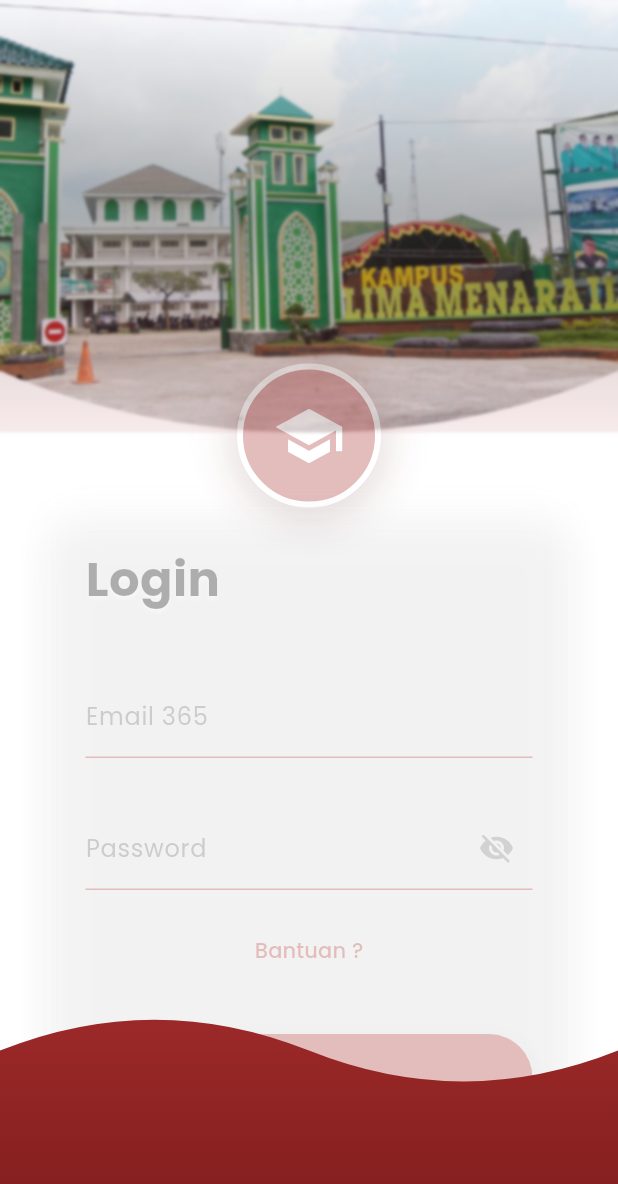
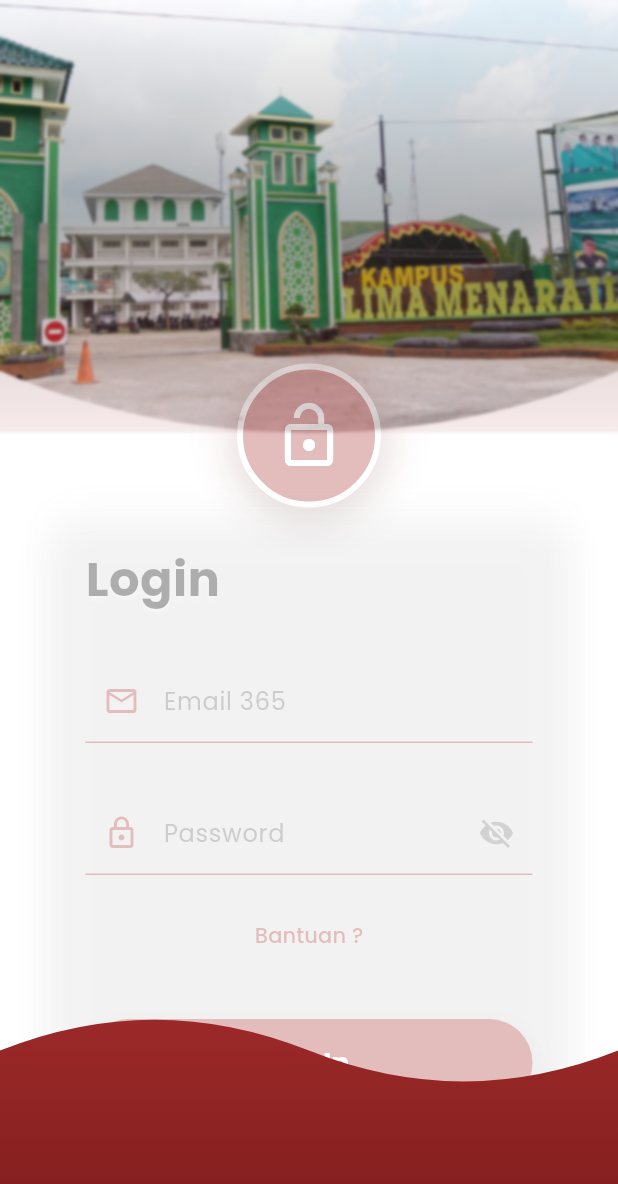
Before and after one commit to muzammilbinmarsuhen/Project-Uas-Celoe_Community, a Flutter app: the screen it shows after launch, on a phone screen of 412 x 824 dp. Shown: the top 1184 px of the screen. Run offline on Flutter 3.47's test engine with Material 3 defaults, Android fonts, the phone set to English and light mode, and no system bars; our stand-ins replace google_fonts, video_player.

Commit message:
penyempurnaan fitur splash dan login harus daftar dulu 1

```diff
--- a/lib/features/auth/login_page.dart
+++ b/lib/features/auth/login_page.dart
@@ -1,6 +1,7 @@
 import 'dart:ui';
 import 'package:flutter/material.dart';
 import 'package:google_fonts/google_fonts.dart';
+import '../../app/routes.dart';
 
 class EllipticalClipper extends CustomClipper<Path> {
   @override
@@ -64,9 +65,18 @@ class LoginPage extends StatefulWidget {
 }
 
 class _LoginPageState extends State<LoginPage> with SingleTickerProviderStateMixin {
+  // Controllers
   final _emailController = TextEditingController();
   final _passwordController = TextEditingController();
+  final _usernameController = TextEditingController(); // New Username Controller
+
+  // State
   bool _obscurePassword = true;
+  bool _isLogin = true; // Toggle state
+
+  // Logic (Mock Database)
+  final Map<String, Map<String, String>> _users = {}; // email -> {username, password}
+
   List<Offset> _points = [];
   late AnimationController _animationController;
   late Animation<double> _fadeAnimation;
@@ -108,11 +118,88 @@ class _LoginPageState extends State<LoginPage> with SingleTickerProviderStateMix
   @override
   void dispose() {
     _animationController.dispose();
+    _usernameController.dispose();
+    _emailController.dispose();
+    _passwordController.dispose();
     super.dispose();
   }
 
-  void _login() {
-    // UI only, no logic
+  void _showMessage(String message, {bool isError = false}) {
+    ScaffoldMessenger.of(context).showSnackBar(
+      SnackBar(
+        content: Text(message),
+        backgroundColor: isError ? Colors.red : Colors.green,
+        behavior: SnackBarBehavior.floating,
+      ),
+    );
+  }
+
+  void _handleAuth() {
+    final email = _emailController.text.trim();
+    final password = _passwordController.text.trim();
+    final username = _usernameController.text.trim();
+
+    if (email.isEmpty || password.isEmpty) {
+      _showMessage('Email dan Password wajib diisi', isError: true);
+      return;
+    }
+
+    if (!_isLogin) {
+      // REGISTER LOGIC
+      if (username.isEmpty) {
+        _showMessage('Username wajib diisi', isError: true);
+        return;
+      }
+      if (_users.containsKey(email)) {
+        _showMessage('Email sudah terdaftar. Silakan login.', isError: true);
+        setState(() => _isLogin = true); // Switch to login
+        return;
+      }
+
+      // Save user
+      _users[email] = {
+        'username': username,
+        'password': password,
+      };
+
+      _showMessage('Registrasi berhasil! Silakan login.');
+      setState(() {
+        _isLogin = true;
+        _passwordController.clear(); // Clear password for security
+      });
+    } else {
+      // LOGIN LOGIC
+      if (!_users.containsKey(email)) {
+        _showMessage('Akun tidak ditemukan. Silakan daftar terlebih dahulu.', isError: true);
+        return;
+      }
+
+      if (_users[email]!['password'] != password) {
+        _showMessage('Password salah!', isError: true);
+        return;
+      }
+
+      // Success
+      _showMessage('Login Berhasil! Selamat datang ${_users[email]!['username']}');
+      Navigator.pushReplacementNamed(context, AppRoutes.home);
+    }
+  }
+
+  void _toggleMode() {
+    setState(() {
+      _isLogin = !_isLogin;
+      _fadeAnimation = Tween<double>(begin: 0.0, end: 1.0).animate(
+        CurvedAnimation(
+          parent: _animationController,
+          curve: const Interval(0.0, 0.6, curve: Curves.easeOut),
+        ),
+      );
+      // Restart animation for effect
+      _animationController.reset();
+      _animationController.forward();
+      // Keep repeating for particles but forward for fade reset
+      _animationController.repeat(reverse: true);
+    });
   }
 
   @override
@@ -140,11 +227,15 @@ class _LoginPageState extends State<LoginPage> with SingleTickerProviderStateMix
                     children: [
                       ClipPath(
                         clipper: EllipticalClipper(),
+                        child: AnimatedSwitcher(
+                          duration: const Duration(milliseconds: 500),
                           child: Image.asset(
                             'assets/images/uim.jpg',
+                            key: ValueKey<bool>(_isLogin), // Potentially change image based on mode if needed
                             fit: BoxFit.cover,
                             width: double.infinity,
                             height: double.infinity,
+                          ),
                         ),
                       ),
                       Container(
@@ -199,8 +290,8 @@ class _LoginPageState extends State<LoginPage> with SingleTickerProviderStateMix
                                         ),
                                       ],
                                     ),
-                                    child: const Icon(
-                                      Icons.school,
+                                    child: Icon(
+                                      _isLogin ? Icons.lock_open : Icons.person_add,
                                       color: Colors.white,
                                       size: 48,
                                     ),
@@ -214,7 +305,7 @@ class _LoginPageState extends State<LoginPage> with SingleTickerProviderStateMix
                     ],
                   ),
                 ),
-                // Login Form with Glassmorphism
+                // Form with Glassmorphism
                 Padding(
                   padding: const EdgeInsets.symmetric(horizontal: 32.0),
                   child: AnimatedBuilder(
@@ -224,6 +315,9 @@ class _LoginPageState extends State<LoginPage> with SingleTickerProviderStateMix
                         opacity: _fadeAnimation.value,
                         child: Transform.translate(
                           offset: Offset(0, _slideAnimation.value),
+                          child: AnimatedSize(
+                            duration: const Duration(milliseconds: 300),
+                            curve: Curves.easeInOut,
                             child: Container(
                               padding: const EdgeInsets.all(24),
                               decoration: BoxDecoration(
@@ -247,7 +341,7 @@ class _LoginPageState extends State<LoginPage> with SingleTickerProviderStateMix
                                   crossAxisAlignment: CrossAxisAlignment.start,
                                   children: [
                                     Text(
-                                    'Login',
+                                      _isLogin ? 'Login' : 'Daftar Akun',
                                       style: GoogleFonts.poppins(
                                         fontSize: 32,
                                         fontWeight: FontWeight.bold,
@@ -261,7 +355,32 @@ class _LoginPageState extends State<LoginPage> with SingleTickerProviderStateMix
                                         ],
                                       ),
                                     ),
-                                  const SizedBox(height: 40),
+                                    const SizedBox(height: 30),
+
+                                    // Username Field (Only visible in Register mode)
+                                    if (!_isLogin)
+                                      Padding(
+                                        padding: const EdgeInsets.only(bottom: 32.0),
+                                        child: TextFormField(
+                                          controller: _usernameController,
+                                          cursorColor: const Color(0xFFA82E2E),
+                                          style: GoogleFonts.poppins(color: Colors.black),
+                                          decoration: InputDecoration(
+                                            labelText: 'Username',
+                                            labelStyle: GoogleFonts.poppins(color: Colors.grey[700]),
+                                            floatingLabelStyle: GoogleFonts.poppins(color: const Color(0xFFA82E2E)),
+                                            border: const UnderlineInputBorder(),
+                                            enabledBorder: const UnderlineInputBorder(
+                                              borderSide: BorderSide(color: Color(0xFFA82E2E)),
+                                            ),
+                                            focusedBorder: const UnderlineInputBorder(
+                                              borderSide: BorderSide(color: Color(0xFFA82E2E), width: 2),
+                                            ),
+                                            prefixIcon: const Icon(Icons.person_outline, color: Color(0xFFA82E2E)),
+                                          ),
+                                        ),
+                                      ),
+
                                     // Email Field
                                     TextFormField(
                                       controller: _emailController,
@@ -283,6 +402,7 @@ class _LoginPageState extends State<LoginPage> with SingleTickerProviderStateMix
                                         focusedBorder: const UnderlineInputBorder(
                                           borderSide: BorderSide(color: Color(0xFFA82E2E), width: 2),
                                         ),
+                                        prefixIcon: const Icon(Icons.email_outlined, color: Color(0xFFA82E2E)),
                                       ),
                                     ),
                                     const SizedBox(height: 32),
@@ -307,6 +427,7 @@ class _LoginPageState extends State<LoginPage> with SingleTickerProviderStateMix
                                         focusedBorder: const UnderlineInputBorder(
                                           borderSide: BorderSide(color: Color(0xFFA82E2E), width: 2),
                                         ),
+                                        prefixIcon: const Icon(Icons.lock_outline, color: Color(0xFFA82E2E)),
                                         suffixIcon: IconButton(
                                           icon: Icon(
                                             _obscurePassword ? Icons.visibility_off : Icons.visibility,
@@ -321,6 +442,8 @@ class _LoginPageState extends State<LoginPage> with SingleTickerProviderStateMix
                                       ),
                                     ),
                                     const SizedBox(height: 16),
+                                    // Forgot Password / Help
+                                    if (_isLogin)
                                       Align(
                                         alignment: Alignment.center,
                                         child: TextButton(
@@ -336,10 +459,11 @@ class _LoginPageState extends State<LoginPage> with SingleTickerProviderStateMix
                                         ),
                                       ),
                                     const SizedBox(height: 32),
+                                    // Action Button
                                     SizedBox(
                                       width: double.infinity,
                                       child: ElevatedButton(
-                                      onPressed: _login,
+                                        onPressed: _handleAuth,
                                         style: ElevatedButton.styleFrom(
                                           backgroundColor: const Color(0xFFA82E2E),
                                           foregroundColor: Colors.white,
@@ -351,7 +475,7 @@ class _LoginPageState extends State<LoginPage> with SingleTickerProviderStateMix
                                           shadowColor: const Color(0xFFA82E2E).withOpacity(0.4),
                                         ),
                                         child: Text(
-                                        'Log In',
+                                          _isLogin ? 'Log In' : 'Daftar Sekarang',
                                           style: GoogleFonts.poppins(
                                             fontSize: 18,
                                             fontWeight: FontWeight.bold,
@@ -360,14 +484,11 @@ class _LoginPageState extends State<LoginPage> with SingleTickerProviderStateMix
                                       ),
                                     ),
                                     const SizedBox(height: 16),
+                                    // Toggle Mode Button
                                     SizedBox(
                                       width: double.infinity,
                                       child: OutlinedButton(
-                                      onPressed: () {
-                                        ScaffoldMessenger.of(context).showSnackBar(
-                                          const SnackBar(content: Text('Fitur buat akun belum tersedia')),
-                                        );
-                                      },
+                                        onPressed: _toggleMode,
                                         style: OutlinedButton.styleFrom(
                                           side: const BorderSide(color: Color(0xFFA82E2E)),
                                           padding: const EdgeInsets.symmetric(vertical: 16),
@@ -376,9 +497,9 @@ class _LoginPageState extends State<LoginPage> with SingleTickerProviderStateMix
                                           ),
                                         ),
                                         child: Text(
-                                        'Buat Akun',
+                                          _isLogin ? 'Buat Akun Baru' : 'Sudah punya akun? Login',
                                           style: GoogleFonts.poppins(
-                                          fontSize: 18,
+                                            fontSize: 16,
                                             fontWeight: FontWeight.bold,
                                             color: const Color(0xFFA82E2E),
                                           ),
@@ -390,12 +511,13 @@ class _LoginPageState extends State<LoginPage> with SingleTickerProviderStateMix
                               ),
                             ),
                           ),
+                        ),
                       );
                     },
                   ),
                 ),
                 const SizedBox(height: 32),
-                // Enhanced Connect the Dots Animation
+                // Enhanced Connect the Dots Animation (kept for consistent aesthetic)
                 AnimatedBuilder(
                   animation: _fadeAnimation,
                   builder: (context, child) {
@@ -403,7 +525,7 @@ class _LoginPageState extends State<LoginPage> with SingleTickerProviderStateMix
                       opacity: _fadeAnimation.value,
                       child: Container(
                         margin: const EdgeInsets.symmetric(horizontal: 32),
-                        height: 200,
+                        height: 150, // Reduced height
                         width: double.infinity,
                         decoration: BoxDecoration(
                           borderRadius: BorderRadius.circular(20),
@@ -417,37 +539,14 @@ class _LoginPageState extends State<LoginPage> with SingleTickerProviderStateMix
                             color: Colors.white.withOpacity(0.2),
                             width: 1,
                           ),
-                          boxShadow: [
-                            BoxShadow(
-                              color: Colors.black.withOpacity(0.1),
-                              blurRadius: 20,
-                              offset: const Offset(0, 10),
                         ),
-                          ],
-                        ),
-                        child: BackdropFilter(
-                          filter: ImageFilter.blur(sigmaX: 10, sigmaY: 10),
-                          child: GestureDetector(
-                            onPanUpdate: (details) {
-                              setState(() {
-                                _points.add(details.localPosition);
-                              });
-                            },
-                            onPanEnd: (details) {
-                              // Optional: process the drawing
-                            },
-                            child: CustomPaint(
-                              painter: _DotPainter(_points),
                         child: Center(
                            child: Text(
-                                  'Tekan dan geser untuk menghubungkan titik',
+                              'CeLOE Community', // Simple Branding
                               style: GoogleFonts.poppins(
-                                    color: Colors.grey[700],
-                                    fontSize: 14,
-                                  ),
-                                  textAlign: TextAlign.center,
-                                ),
-                              ),
+                                color: Colors.grey[400],
+                                fontSize: 18,
+                                fontWeight: FontWeight.bold,
                               ),
                             ),
                         ),
@@ -455,7 +554,7 @@ class _LoginPageState extends State<LoginPage> with SingleTickerProviderStateMix
                     );
                   },
                 ),
-                const SizedBox(height: 32),
+                const SizedBox(height: 100), // Space for bottom wave
               ],
             ),
           ),
```
Lines whose indentation alone changed are shown as unchanged.
